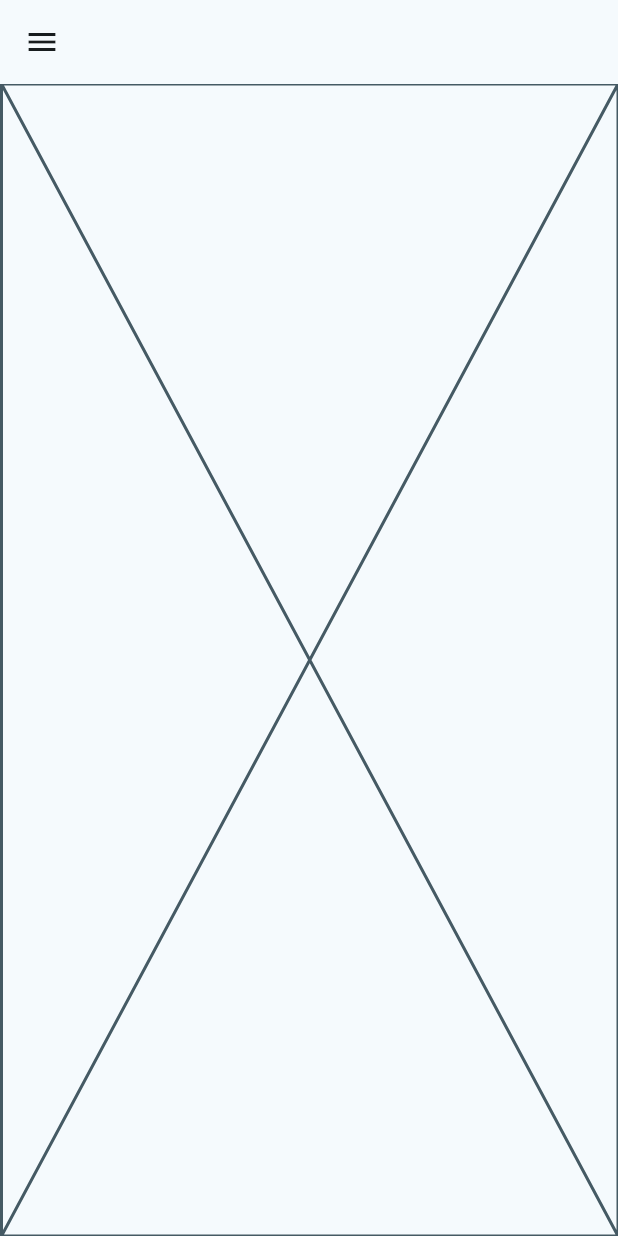
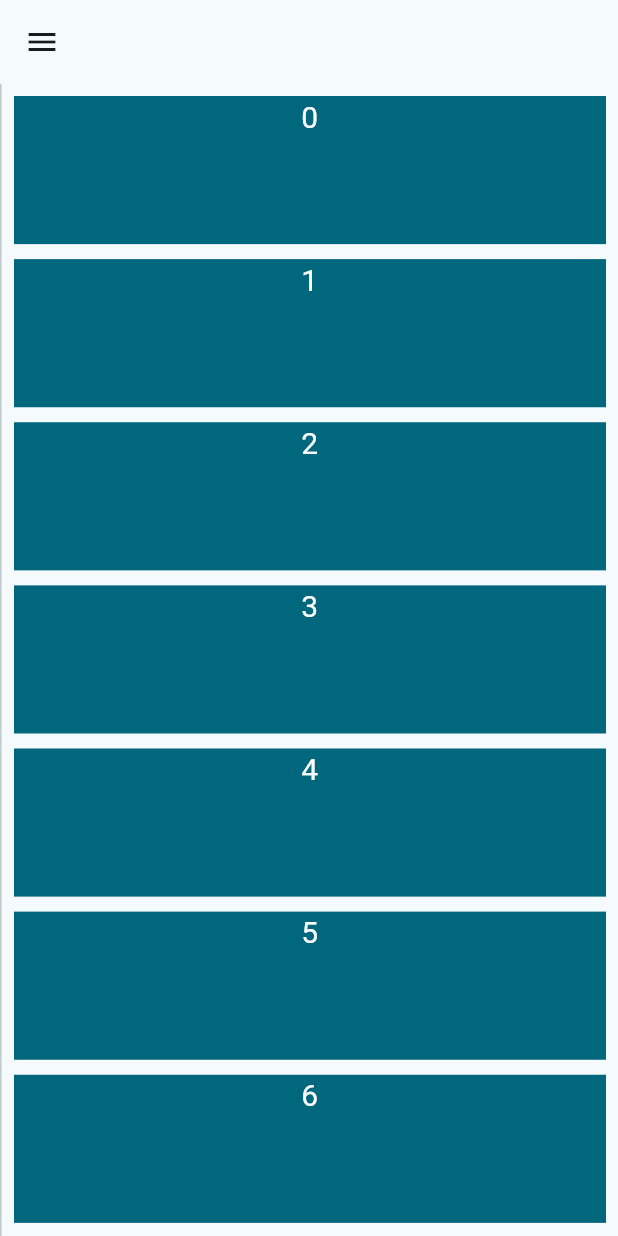
Before and after one commit to Davipcrs/organiza_ai, a Flutter app: the screen it shows after launch, on a phone screen of 412 x 824 dp. Run offline on Flutter 3.47's test engine with Material 2 defaults, Android fonts, the phone set to English and light mode, and no system bars; our stand-ins replace flutter_riverpod, go_router.

Commit message:
Added responsive list view as a CustomScrollView.

```diff
--- a/lib/main.dart
+++ b/lib/main.dart
@@ -1,7 +1,6 @@
 import 'package:flutter/material.dart';
 import 'package:organiza_ai/controllers/go_router.dart';
 import 'package:organiza_ai/controllers/responsiness.dart';
-import 'package:organiza_ai/views/main_view.dart';
 import 'package:flutter_riverpod/flutter_riverpod.dart';
 
 void main() {
--- /dev/null
+++ b/lib/model/note.dart
@@ -0,0 +1,8 @@
+class Note {
+  Note(this.id, this.title, this.desc, this.created, this.deadLine);
+  late String title;
+  late String? desc;
+  late DateTime? created;
+  late DateTime? deadLine;
+  late int id;
+}
--- a/lib/views/main_view.dart
+++ b/lib/views/main_view.dart
@@ -2,6 +2,7 @@ import 'package:flutter/material.dart';
 import 'package:flutter_riverpod/flutter_riverpod.dart';
 import 'package:organiza_ai/controllers/responsiness.dart';
 import 'package:organiza_ai/views/nav_rail.dart';
+import 'package:organiza_ai/views/notes.dart';
 
 class MainView extends ConsumerStatefulWidget {
   const MainView({super.key});
@@ -20,7 +21,7 @@ class _MainViewState extends ConsumerState<MainView> {
         children: [
           NavRail(),
           VerticalDivider(thickness: 1, width: 1),
-          Expanded(child: Placeholder())
+          Expanded(child: NotesView()),
         ],
       ),
       drawer: isDrawer ? const Drawer() : null,
--- /dev/null
+++ b/lib/views/notes.dart
@@ -0,0 +1,50 @@
+import 'package:flutter/material.dart';
+import 'package:flutter_riverpod/flutter_riverpod.dart';
+
+class NotesView extends ConsumerStatefulWidget {
+  const NotesView({super.key});
+
+  @override
+  ConsumerState<NotesView> createState() => _NotesViewState();
+}
+
+class _NotesViewState extends ConsumerState<NotesView> {
+  @override
+  Widget build(BuildContext context) {
+    return Padding(
+      padding: const EdgeInsets.all(8.0),
+      child: CustomScrollView(
+        slivers: [
+          SliverGrid(
+            delegate: SliverChildBuilderDelegate(
+              childCount: 20,
+              (context, index) {
+                return Container(
+                  color: Theme.of(context).colorScheme.primary,
+                  child: Column(
+                    children: [
+                      Center(
+                        child: Text(
+                          "$index",
+                          style: TextStyle(
+                              fontSize: 20,
+                              color: Theme.of(context).colorScheme.onPrimary),
+                        ),
+                      ),
+                    ],
+                  ),
+                );
+              },
+            ),
+            gridDelegate: const SliverGridDelegateWithMaxCrossAxisExtent(
+              maxCrossAxisExtent: 500,
+              mainAxisSpacing: 10.0,
+              crossAxisSpacing: 10.0,
+              childAspectRatio: 4.0,
+            ),
+          )
+        ],
+      ),
+    );
+  }
+}
```
